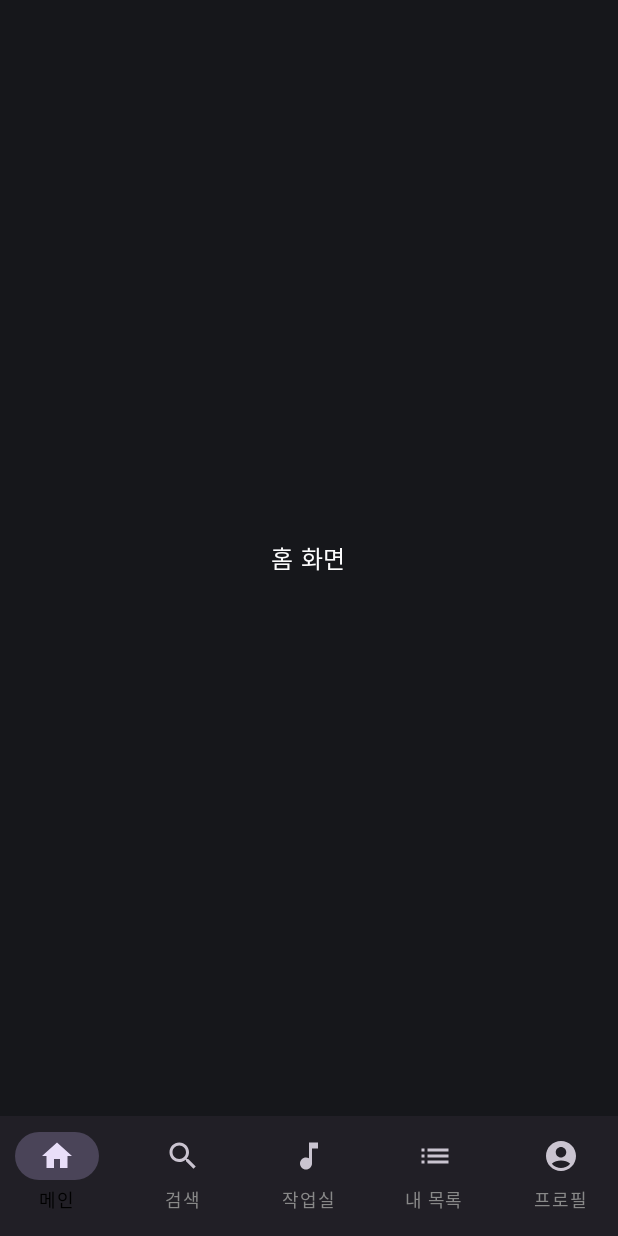
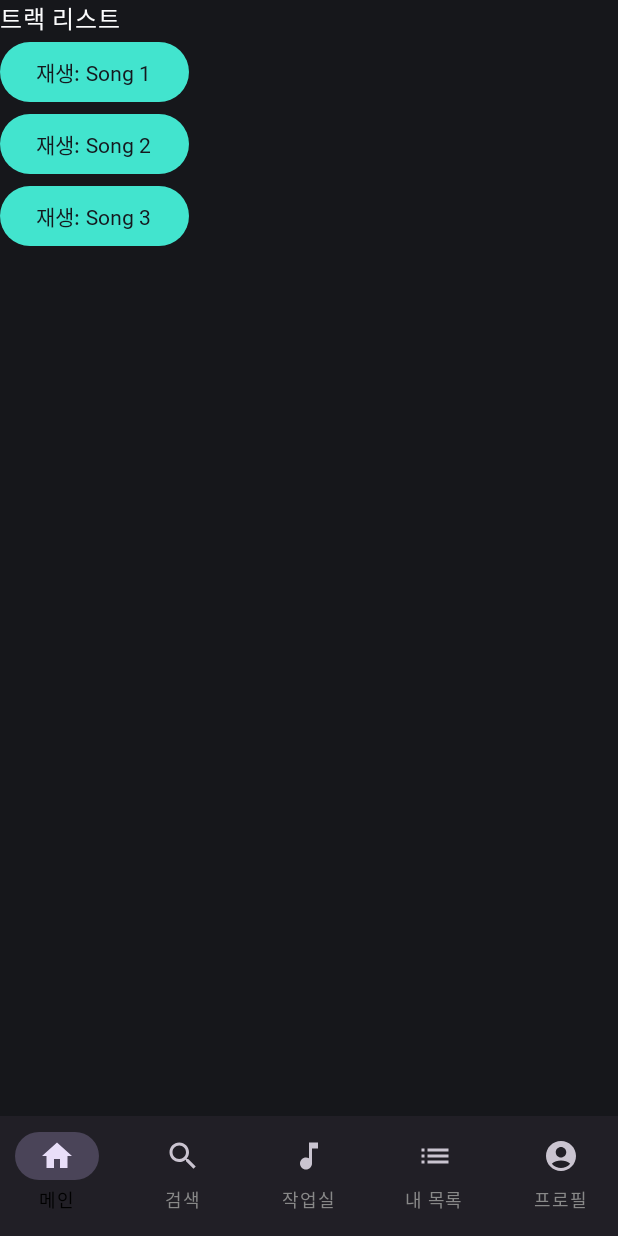
Before and after one commit to juniqu-e/WhistleHub, an Android app built with Jetpack Compose: the screen it shows after launch (MainActivity), on a phone screen of 412 x 824 dp. Run offline under Robolectric (Android 15) with nearby library versions, the light colour scheme and no system bars; our stand-ins replace Dagger/Hilt's generated code; Roboto replaces fonts that are not available here; 2 statements that could not run were skipped.

Commit message:
feat: 트랙 재생 테스트

```diff
--- a/frontend/app/src/main/java/com/whistlehub/common/view/home/HomeScreen.kt
+++ b/frontend/app/src/main/java/com/whistlehub/common/view/home/HomeScreen.kt
@@ -1,19 +1,37 @@
 package com.whistlehub.common.view.home
 
-import androidx.compose.foundation.layout.Box
+import android.annotation.SuppressLint
 import androidx.compose.foundation.layout.Column
-import androidx.compose.foundation.layout.fillMaxSize
-import androidx.compose.material3.Surface
+import androidx.compose.material3.Button
 import androidx.compose.material3.Text
 import androidx.compose.runtime.Composable
-import androidx.compose.ui.Alignment
-import androidx.compose.ui.Modifier
-import androidx.lifecycle.Lifecycle
+import androidx.hilt.navigation.compose.hiltViewModel
+import com.whistlehub.playlist.viewmodel.TrackPlayViewModel
 
-
+@SuppressLint("StateFlowValueCalledInComposition")
 @Composable
 fun HomeScreen() {
-    Box(modifier = Modifier.fillMaxSize(), contentAlignment = Alignment.Center) {
-        Text("홈 화면")
+//    val context = LocalContext.current
+    // TrackRepository와 ExoPlayer 초기화
+//    val trackRepository = TrackRepositoryImpl(context)
+//    val exoPlayer = ExoPlayer.Builder(context).build()
+
+    // ViewModel 초기화
+    val trackPlayViewModel: TrackPlayViewModel = hiltViewModel()
+
+    // 트랙 로드
+    trackPlayViewModel.loadTracks()
+
+    // 트랙 리스트 UI
+    Column {
+        Text("트랙 리스트")
+        trackPlayViewModel.trackList.value.forEach { track ->
+            Button(onClick = {
+                // 트랙 재생 버튼 클릭 시 ViewModel을 통해 트랙 재생
+                trackPlayViewModel.playTrack(track)
+            }) {
+                Text("재생: ${track.title}")
+            }
+        }
     }
 }
--- /dev/null
+++ b/frontend/app/src/main/java/com/whistlehub/playlist/data/Track.kt
@@ -0,0 +1,10 @@
+package com.whistlehub.playlist.data
+
+import android.net.Uri
+
+data class Track(
+    val id: String,
+    val title: String,
+    val artist: String,
+    val uri: Uri
+)
--- /dev/null
+++ b/frontend/app/src/main/java/com/whistlehub/playlist/data/TrackRepository.kt
@@ -0,0 +1,44 @@
+package com.whistlehub.playlist.data
+
+import android.content.Context
+import androidx.core.net.toUri
+import dagger.hilt.android.qualifiers.ApplicationContext
+import kotlinx.coroutines.flow.MutableStateFlow
+import kotlinx.coroutines.flow.StateFlow
+import javax.inject.Inject
+
+interface TrackRepository {
+    fun getTracks(): List<Track>
+}
+
+class TrackRepositoryImpl @Inject constructor(
+    @ApplicationContext private val context: Context
+) : TrackRepository {
+
+    private val _trackList = MutableStateFlow<List<Track>>(emptyList())
+    val trackList: StateFlow<List<Track>> get() = _trackList
+
+    override fun getTracks(): List<Track> {
+        // 임시 트랙 리스트 (여기서는 예시로 하드코딩)
+        return listOf(
+            Track(
+                "1",
+                "Song 1",
+                "Artist 1",
+                "https://whistlehub.s3.ap-northeast-2.amazonaws.com/%EA%B5%AD%EC%95%85+%ED%9A%A8%EA%B3%BC%EC%9D%8C+%23542.mp3".toUri()
+            ),
+            Track(
+                "2",
+                "Song 2",
+                "Artist 2",
+                "https://whistlehub.s3.ap-northeast-2.amazonaws.com/%EA%B5%AD%EC%95%85+%ED%9A%A8%EA%B3%BC%EC%9D%8C+%23542.mp3".toUri()
+            ),
+            Track(
+                "3",
+                "Song 3",
+                "Artist 3",
+                "https://whistlehub.s3.ap-northeast-2.amazonaws.com/%EA%B5%AD%EC%95%85+%ED%9A%A8%EA%B3%BC%EC%9D%8C+%23542.mp3".toUri()
+            )
+        )
+    }
+}
--- /dev/null
+++ b/frontend/app/src/main/java/com/whistlehub/playlist/di/TrackModule.kt
@@ -0,0 +1,28 @@
+package com.whistlehub.playlist.di
+
+import android.content.Context
+import androidx.media3.exoplayer.ExoPlayer
+import com.whistlehub.playlist.data.TrackRepository
+import com.whistlehub.playlist.data.TrackRepositoryImpl
+import dagger.Module
+import dagger.Provides
+import dagger.hilt.InstallIn
+import dagger.hilt.android.qualifiers.ApplicationContext
+import dagger.hilt.components.SingletonComponent
+import javax.inject.Singleton
+
+@Module
+@InstallIn(SingletonComponent::class)
+object TrackModule {
+    @Provides
+    @Singleton
+    fun provideExoPlayer(@ApplicationContext context: Context): ExoPlayer {
+        return ExoPlayer.Builder(context).build()
+    }
+
+    @Provides
+    @Singleton
+    fun provideTrackRepository(@ApplicationContext context: Context): TrackRepository {
+        return TrackRepositoryImpl(context)
+    }
+}
--- /dev/null
+++ b/frontend/app/src/main/java/com/whistlehub/playlist/viewmodel/TrackPlayViewModel.kt
@@ -0,0 +1,63 @@
+package com.whistlehub.playlist.viewmodel
+
+import androidx.lifecycle.ViewModel
+import androidx.media3.common.MediaItem
+import androidx.media3.exoplayer.ExoPlayer
+import com.whistlehub.playlist.data.Track
+import com.whistlehub.playlist.data.TrackRepository
+import dagger.hilt.android.lifecycle.HiltViewModel
+import kotlinx.coroutines.flow.MutableStateFlow
+import kotlinx.coroutines.flow.StateFlow
+import javax.inject.Inject
+
+@HiltViewModel
+class TrackPlayViewModel @Inject constructor(
+    private val exoPlayer: ExoPlayer,
+    private val trackRepository: TrackRepository
+) : ViewModel() {
+
+    // 트랙 리스트
+    private val _trackList = MutableStateFlow<List<Track>>(emptyList())
+    val trackList: StateFlow<List<Track>> get() = _trackList
+
+    // 현재 재생 중인 트랙
+    private val _currentTrack = MutableStateFlow<Track?>(null)
+    val currentTrack: StateFlow<Track?> get() = _currentTrack
+
+    // 재생 상태 (재생 중/일시 정지)
+    private val _isPlaying = MutableStateFlow<Boolean>(false)
+    val isPlaying: StateFlow<Boolean> get() = _isPlaying
+
+    // 트랙 목록 로드
+    fun loadTracks() {
+        _trackList.value = trackRepository.getTracks()
+    }
+
+    // 트랙 재생
+    fun playTrack(track: Track) {
+        _currentTrack.value = track
+        val mediaItem = MediaItem.fromUri(track.uri)
+        exoPlayer.setMediaItem(mediaItem)
+        exoPlayer.prepare()
+        exoPlayer.play()
+        _isPlaying.value = true
+    }
+
+    // 트랙 일시 정지
+    fun pauseTrack() {
+        exoPlayer.pause()
+        _isPlaying.value = false
+    }
+
+    // 트랙 정지
+    fun stopTrack() {
+        exoPlayer.stop()
+        exoPlayer.clearMediaItems()
+        _isPlaying.value = false
+    }
+
+    override fun onCleared() {
+        super.onCleared()
+        exoPlayer.release()
+    }
+}
```
Also changed, not shown: frontend/app/src/main/java/com/whistlehub/playlist/view/MiniPlayerBar.kt (added, +83 -0 lines).
